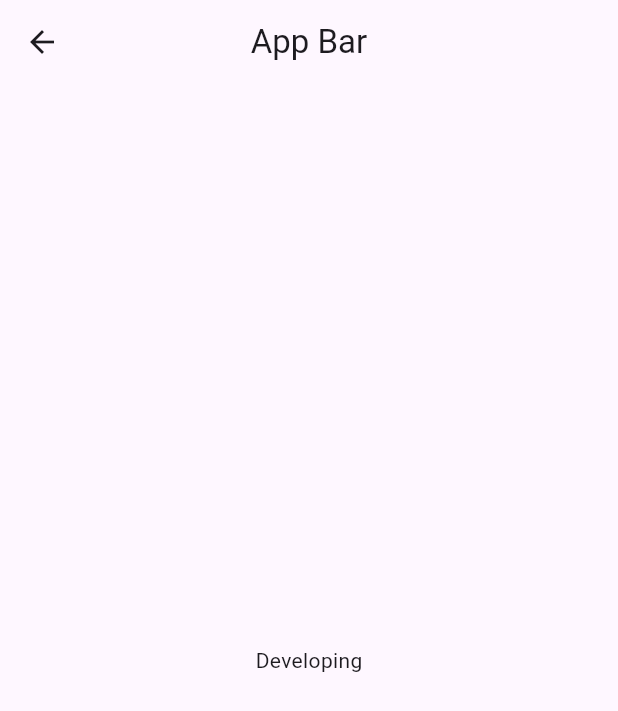
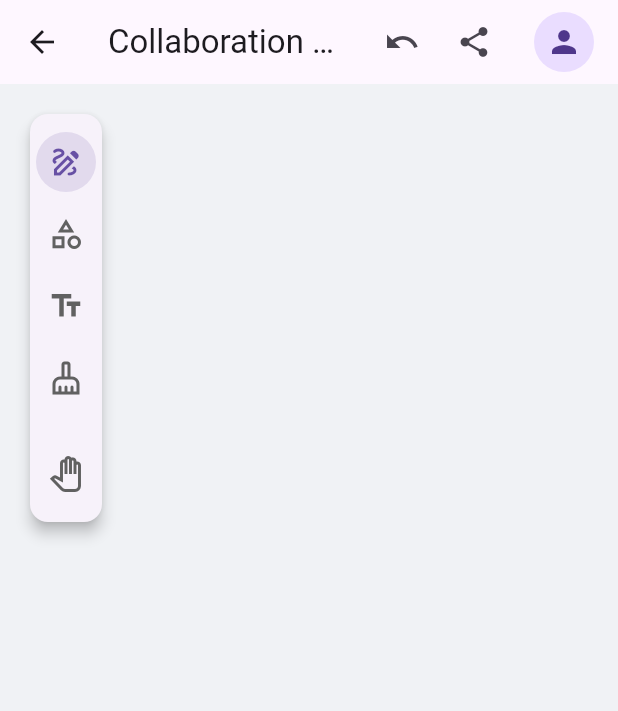
Before and after one commit to hoangtrungnguyen/unidea-space, a Flutter app: the SpacePage screen opened directly, on a phone screen of 412 x 824 dp. Shown: the top 711 px of the screen. Run offline on Flutter 3.47's test engine with Material 3 defaults, Android fonts, the light colour scheme and no system bars; our stand-ins replace bloc, connectivity_plus, dio, flutter_bloc, freezed_annotation, get_it and 4 more; missing offline and left inert: talker_dio_logger; statements that could not run were skipped.

Commit message:
basic canvas-space

```diff
--- /dev/null
+++ b/devtools_options.yaml
@@ -0,0 +1,3 @@
+description: This file stores settings for Dart & Flutter DevTools.
+documentation: https://docs.flutter.dev/tools/devtools/extensions#configure-extension-enablement-states
+extensions:
--- a/lib/boostrap.dart
+++ b/lib/boostrap.dart
@@ -1,7 +1,9 @@
 import 'dart:async';
 
 import 'package:bloc/bloc.dart';
+import 'package:flutter/foundation.dart';
 import 'package:flutter/widgets.dart';
+import 'package:flutter_web_plugins/flutter_web_plugins.dart';
 import 'package:whiteboard/data_layer/initialize.dart' as data_layer;
 
 import 'aliases.dart';
@@ -27,6 +29,10 @@ class AppBlocObserver extends BlocObserver {
 }
 
 Future<void> bootstrap(FutureOr<Widget> Function() builder) async {
+  if (kIsWasm || kIsWeb) {
+    usePathUrlStrategy();
+  }
+
   FlutterError.onError = (details) {
     talker.error(details.exceptionAsString(), details.exception, details.stack);
   };
--- /dev/null
+++ b/lib/features/space/domain/models/drawing_path.dart
@@ -0,0 +1,11 @@
+import 'dart:ui';
+
+import 'package:freezed_annotation/freezed_annotation.dart';
+
+part 'drawing_path.freezed.dart';
+
+@freezed
+abstract class DrawingPath with _$DrawingPath {
+  factory DrawingPath({required Path path, required Paint paint}) =
+      _DrawingPath;
+}
--- /dev/null
+++ b/lib/features/space/domain/models/space_painter.dart
@@ -0,0 +1,27 @@
+import 'package:flutter/material.dart';
+
+import 'drawing_path.dart';
+
+class SpacePainter extends CustomPainter {
+  final List<DrawingPath> paths;
+
+  SpacePainter(this.paths);
+
+  @override
+  void paint(Canvas canvas, Size size) {
+    // Optional: Draw a background or grid
+    canvas.drawRect(
+      Rect.fromLTWH(0, 0, size.width, size.height),
+      Paint()..color = const Color(0xFFF0F2F5),
+    );
+
+    for (var drawingPath in paths) {
+      canvas.drawPath(drawingPath.path, drawingPath.paint);
+    }
+  }
+
+  @override
+  bool shouldRepaint(covariant CustomPainter oldDelegate) {
+    return true; // For simplicity, always repaint. Can be optimized.
+  }
+}
--- a/lib/features/space/view/pages/space_page.dart
+++ b/lib/features/space/view/pages/space_page.dart
@@ -1,20 +1,111 @@
 import 'package:flutter/material.dart';
-import 'package:flutter_bloc/flutter_bloc.dart';
+import 'package:whiteboard/features/space/domain/models/drawing_path.dart';
+import 'package:whiteboard/features/space/domain/models/space_painter.dart';
+import 'package:whiteboard/features/space/view/widgets/toolbar.dart';
 
-import '../bloc/bloc.dart';
+class SpacePage extends StatefulWidget {
+  static const String routePath = '/canvas-space';
+  static const String routeName = 'Canvas Space';
 
-class SpacePage extends StatelessWidget {
+  const SpacePage({super.key});
 
-      static const String routePath = '/space';
-  static const String routeName = 'Space';
+  @override
+  State<SpacePage> createState() => _SpacePageState();
+}
 
- const SpacePage({super.key});
+class _SpacePageState extends State<SpacePage> {
+  final List<DrawingPath> _paths = [];
+  SpaceTool _selectedTool = SpaceTool.pen;
+
+  void _onPanStart(DragStartDetails details) {
+    if (_selectedTool != SpaceTool.pen && _selectedTool != SpaceTool.eraser)
+      return;
+
+    final paint =
+        Paint()
+          ..color =
+              _selectedTool == SpaceTool.eraser
+                  ? const Color(0xFFF0F2F5)
+                  : Colors.black
+          ..strokeWidth = _selectedTool == SpaceTool.eraser ? 12.0 : 4.0
+          ..style = PaintingStyle.stroke
+          ..strokeCap = StrokeCap.round
+          ..strokeJoin = StrokeJoin.round;
+
+    final path = Path();
+    path.moveTo(details.localPosition.dx, details.localPosition.dy);
+
+    setState(() {
+      _paths.add(DrawingPath(path: path, paint: paint));
+    });
+  }
+
+  void _onPanUpdate(DragUpdateDetails details) {
+    if (_selectedTool != SpaceTool.pen && _selectedTool != SpaceTool.eraser)
+      return;
+
+    setState(() {
+      _paths.last.path.lineTo(
+        details.localPosition.dx,
+        details.localPosition.dy,
+      );
+    });
+  }
 
   @override
   Widget build(BuildContext context) {
-   return Scaffold(
-      appBar: AppBar(title: const Text("App Bar"), centerTitle: true),
-      body: Center(child: Text("Developing")),
+    return Scaffold(
+      appBar: AppBar(
+        title: const Text("Collaboration Space"),
+        actions: [
+          IconButton(
+            icon: const Icon(Icons.undo),
+            onPressed: () {
+              if (_paths.isNotEmpty) {
+                setState(() => _paths.removeLast());
+              }
+            },
+          ),
+          IconButton(icon: const Icon(Icons.share), onPressed: () {}),
+          const Padding(
+            padding: EdgeInsets.symmetric(horizontal: 16.0),
+            child: CircleAvatar(child: Icon(Icons.person)),
+          ),
+        ],
+      ),
+      body: Stack(
+        children: [
+          InteractiveViewer(
+            panEnabled: _selectedTool == SpaceTool.pan,
+            minScale: 0.1,
+            maxScale: 4.0,
+            child: GestureDetector(
+              onPanStart: _onPanStart,
+              onPanUpdate: _onPanUpdate,
+              child: RepaintBoundary(
+                child: Container(
+                  width: double.infinity,
+                  height: double.infinity,
+                  color: Colors.white,
+                  child: CustomPaint(painter: SpacePainter(_paths)),
+                ),
+              ),
+            ),
+          ),
+          Positioned(
+            top: 16,
+            left: 16,
+            child: ToolBar(
+              selectedTool: _selectedTool,
+              onToolSelected: (tool) {
+                setState(() {
+                  _selectedTool = tool;
+                });
+              },
+            ),
+          ),
+        ],
+      ),
     );
   }
 }
--- /dev/null
+++ b/lib/features/space/view/widgets/toolbar.dart
@@ -0,0 +1,63 @@
+import 'package:flutter/material.dart';
+
+enum SpaceTool { pen, shape, text, eraser, pan }
+
+class ToolBar extends StatelessWidget {
+  final SpaceTool selectedTool;
+  final ValueChanged<SpaceTool> onToolSelected;
+
+  const ToolBar({
+    super.key,
+    required this.selectedTool,
+    required this.onToolSelected,
+  });
+
+  @override
+  Widget build(BuildContext context) {
+    return Card(
+      elevation: 4.0,
+      shape: RoundedRectangleBorder(borderRadius: BorderRadius.circular(12.0)),
+      child: Padding(
+        padding: const EdgeInsets.symmetric(vertical: 8.0),
+        child: Column(
+          mainAxisSize: MainAxisSize.min,
+          children: [
+            _buildToolButton(context, SpaceTool.pen, Icons.draw_outlined),
+            _buildToolButton(context, SpaceTool.shape, Icons.category_outlined),
+            _buildToolButton(
+              context,
+              SpaceTool.text,
+              Icons.text_fields_outlined,
+            ),
+            _buildToolButton(
+              context,
+              SpaceTool.eraser,
+              Icons.cleaning_services_outlined,
+            ),
+            const Divider(height: 16, indent: 8, endIndent: 8),
+            _buildToolButton(context, SpaceTool.pan, Icons.pan_tool_outlined),
+          ],
+        ),
+      ),
+    );
+  }
+
+  Widget _buildToolButton(BuildContext context, SpaceTool tool, IconData icon) {
+    final isSelected = selectedTool == tool;
+    return IconButton(
+      icon: Icon(
+        icon,
+        color: isSelected ? Theme.of(context).primaryColor : Colors.grey[700],
+      ),
+      onPressed: () => onToolSelected(tool),
+      tooltip: tool.name.toUpperCase(),
+      style: ButtonStyle(
+        backgroundColor: WidgetStateProperty.all(
+          isSelected
+              ? Theme.of(context).primaryColor.withOpacity(0.15)
+              : Colors.transparent,
+        ),
+      ),
+    );
+  }
+}
--- a/pubspec.yaml
+++ b/pubspec.yaml
@@ -10,6 +10,9 @@ environment:
 dependencies:
   flutter:
     sdk: flutter
+  flutter_web_plugins:
+    sdk: flutter
+
   cupertino_icons: ^1.0.8
 
   intl:
```
Also changed, not shown: lib/app/view/pages/page_router.dart (+14 -1 lines), lib/features/dashboard/view/pages/dashboard_page.dart (+75 -8 lines), lib/features/dashboard/view/widgets/project_space_card.dart (added, +65 -0 lines), lib/features/dashboard/view/widgets/sidebar.dart (added, +34 -0 lines), lib/features/space/domain/models/drawing_path.freezed.dart (added).
